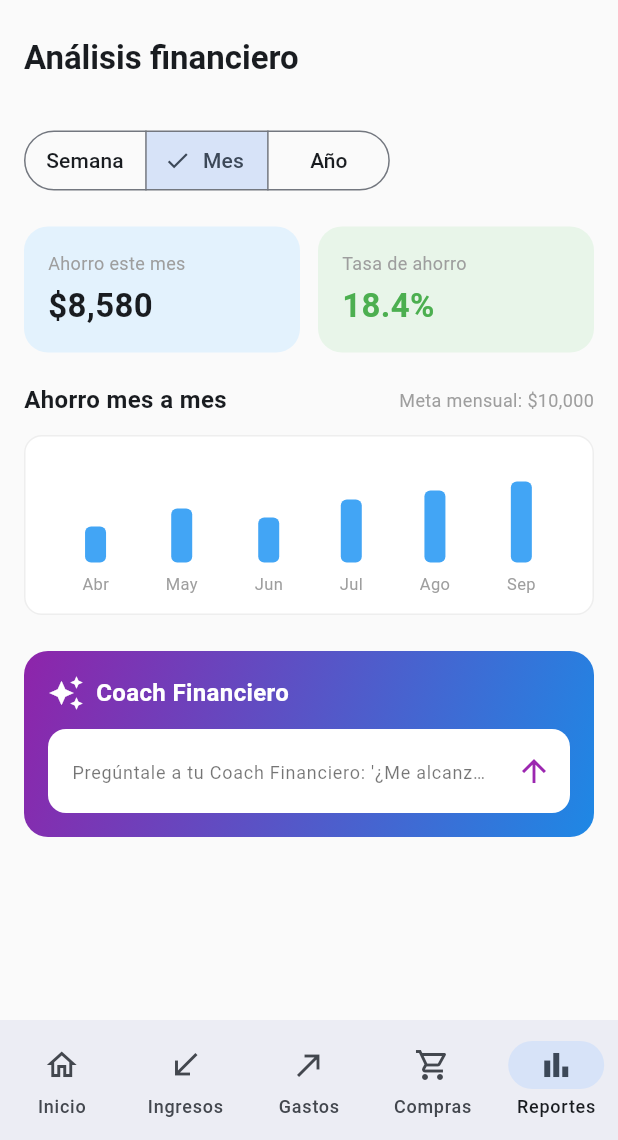
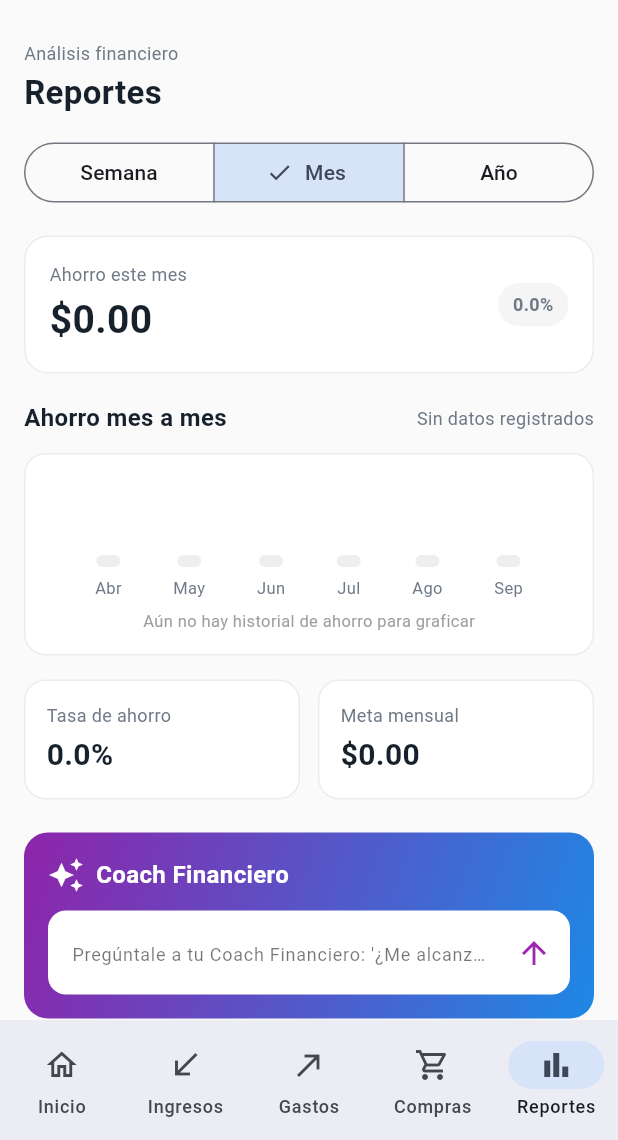
Before and after one commit to Luis-Reyes-Solarte/proyecto_rxgen_swcart, a Flutter app: the screen it shows after launch, item 5 of the bottom bar chosen, on a phone screen of 412 x 824 dp, the part 96-1236 px from its top. Run offline on Flutter 3.47's test engine with Material 3 defaults, Android fonts, the phone set to English and light mode, and no system bars.

Commit message:
feat(reports): changing reports screen

```diff
--- a/lib/screens/reports_screen.dart
+++ b/lib/screens/reports_screen.dart
@@ -1,51 +1,192 @@
 import 'package:flutter/material.dart';
 
-class ReportsScreen extends StatelessWidget {
+class ReportsScreen extends StatefulWidget {
   const ReportsScreen({super.key});
 
   @override
+  State<ReportsScreen> createState() => _ReportsScreenState();
+}
+
+class _ReportsScreenState extends State<ReportsScreen> {
+  int _selectedPeriod = 1; // 0: Semana, 1: Mes, 2: Año
+
+  @override
   Widget build(BuildContext context) {
-    return Scaffold(
-      backgroundColor: Colors.grey[50],
-      appBar: AppBar(
-        title: const Text('Análisis financiero', style: TextStyle(fontWeight: FontWeight.bold)),
-        backgroundColor: Colors.transparent,
-        elevation: 0,
-      ),
-      body: SafeArea(
-        child: SingleChildScrollView(
+    return SingleChildScrollView(
       padding: const EdgeInsets.all(16.0),
       child: Column(
         crossAxisAlignment: CrossAxisAlignment.start,
         children: [
+          const Text(
+            'Análisis financiero',
+            style: TextStyle(fontSize: 12, color: Color(0xFF6F7A86)),
+          ),
+          const SizedBox(height: 2),
+          const Text(
+            'Reportes',
+            style: TextStyle(
+              fontSize: 22,
+              fontWeight: FontWeight.bold,
+              color: Color(0xFF17212B),
+            ),
+          ),
+          const SizedBox(height: 14),
+
           // Selector de temporalidad
-              SegmentedButton<int>(
+          SizedBox(
+            width: double.infinity,
+            child: SegmentedButton<int>(
               segments: const [
                 ButtonSegment(value: 0, label: Text('Semana')),
                 ButtonSegment(value: 1, label: Text('Mes')),
                 ButtonSegment(value: 2, label: Text('Año')),
               ],
-                selected: const {1},
-                onSelectionChanged: (set) {},
+              selected: {_selectedPeriod},
+              onSelectionChanged: (set) {
+                setState(() => _selectedPeriod = set.first);
+              },
             ),
-              const SizedBox(height: 20),
+          ),
+          const SizedBox(height: 18),
 
-              // Tarjetas de métricas de ahorro
+          // Tarjeta principal: Ahorro este mes ($0.00)
+          Container(
+            width: double.infinity,
+            padding: const EdgeInsets.all(16),
+            decoration: BoxDecoration(
+              color: Colors.white,
+              borderRadius: BorderRadius.circular(16),
+              border: Border.all(color: const Color(0xFFE9EDF1)),
+            ),
+            child: Row(
+              mainAxisAlignment: MainAxisAlignment.spaceBetween,
+              children: [
+                Column(
+                  crossAxisAlignment: CrossAxisAlignment.start,
+                  children: const [
+                    Text(
+                      'Ahorro este mes',
+                      style: TextStyle(color: Color(0xFF6F7A86), fontSize: 12),
+                    ),
+                    SizedBox(height: 4),
+                    Text(
+                      '\$0.00',
+                      style: TextStyle(
+                        fontSize: 26,
+                        fontWeight: FontWeight.bold,
+                        color: Color(0xFF17212B),
+                      ),
+                    ),
+                  ],
+                ),
+                Container(
+                  padding: const EdgeInsets.symmetric(
+                    horizontal: 10,
+                    vertical: 6,
+                  ),
+                  decoration: BoxDecoration(
+                    color: Colors.grey.shade100,
+                    borderRadius: BorderRadius.circular(20),
+                  ),
+                  child: const Text(
+                    '0.0%',
+                    style: TextStyle(
+                      fontSize: 12,
+                      fontWeight: FontWeight.bold,
+                      color: Color(0xFF6F7A86),
+                    ),
+                  ),
+                ),
+              ],
+            ),
+          ),
+          const SizedBox(height: 18),
+
+          // Histórico / Meta en estado vacío
+          Row(
+            mainAxisAlignment: MainAxisAlignment.spaceBetween,
+            children: const [
+              Text(
+                'Ahorro mes a mes',
+                style: TextStyle(
+                  fontWeight: FontWeight.bold,
+                  fontSize: 16,
+                  color: Color(0xFF17212B),
+                ),
+              ),
+              Text(
+                'Sin datos registrados',
+                style: TextStyle(color: Color(0xFF6F7A86), fontSize: 12),
+              ),
+            ],
+          ),
+          const SizedBox(height: 12),
+
+          // Gráfica mes a mes sin datos (barras base neutras)
+          Container(
+            height: 135,
+            padding: const EdgeInsets.symmetric(vertical: 14, horizontal: 12),
+            decoration: BoxDecoration(
+              color: Colors.white,
+              borderRadius: BorderRadius.circular(14),
+              border: Border.all(color: const Color(0xFFE9EDF1)),
+            ),
+            child: Column(
+              children: [
+                Expanded(
+                  child: Row(
+                    mainAxisAlignment: MainAxisAlignment.spaceEvenly,
+                    crossAxisAlignment: CrossAxisAlignment.end,
+                    children: [
+                      _buildEmptyBar('Abr'),
+                      _buildEmptyBar('May'),
+                      _buildEmptyBar('Jun'),
+                      _buildEmptyBar('Jul'),
+                      _buildEmptyBar('Ago'),
+                      _buildEmptyBar('Sep'),
+                    ],
+                  ),
+                ),
+                const SizedBox(height: 6),
+                Text(
+                  'Aún no hay historial de ahorro para graficar',
+                  style: TextStyle(fontSize: 11, color: Colors.grey.shade500),
+                ),
+              ],
+            ),
+          ),
+          const SizedBox(height: 16),
+
+          // Tarjetas inferiores: Tasa de ahorro y Meta mensual (Figma pág. 4)
           Row(
             children: [
               Expanded(
                 child: Container(
-                      padding: const EdgeInsets.all(16),
+                  padding: const EdgeInsets.all(14),
                   decoration: BoxDecoration(
-                        color: Colors.blue.shade50,
-                        borderRadius: BorderRadius.circular(16),
+                    color: Colors.white,
+                    borderRadius: BorderRadius.circular(14),
+                    border: Border.all(color: const Color(0xFFE9EDF1)),
                   ),
                   child: const Column(
                     crossAxisAlignment: CrossAxisAlignment.start,
                     children: [
-                          Text('Ahorro este mes', style: TextStyle(color: Colors.grey, fontSize: 12)),
+                      Text(
+                        'Tasa de ahorro',
+                        style: TextStyle(
+                          color: Color(0xFF6F7A86),
+                          fontSize: 12,
+                        ),
+                      ),
                       SizedBox(height: 4),
-                          Text('\$8,580', style: TextStyle(fontSize: 22, fontWeight: FontWeight.bold)),
+                      Text(
+                        '0.0%',
+                        style: TextStyle(
+                          fontSize: 20,
+                          fontWeight: FontWeight.bold,
+                          color: Color(0xFF17212B),
+                        ),
+                      ),
                     ],
                   ),
                 ),
@@ -53,64 +194,43 @@ class ReportsScreen extends StatelessWidget {
               const SizedBox(width: 12),
               Expanded(
                 child: Container(
-                      padding: const EdgeInsets.all(16),
+                  padding: const EdgeInsets.all(14),
                   decoration: BoxDecoration(
-                        color: Colors.green.shade50,
-                        borderRadius: BorderRadius.circular(16),
+                    color: Colors.white,
+                    borderRadius: BorderRadius.circular(14),
+                    border: Border.all(color: const Color(0xFFE9EDF1)),
                   ),
                   child: const Column(
                     crossAxisAlignment: CrossAxisAlignment.start,
                     children: [
-                          Text('Tasa de ahorro', style: TextStyle(color: Colors.grey, fontSize: 12)),
+                      Text(
+                        'Meta mensual',
+                        style: TextStyle(
+                          color: Color(0xFF6F7A86),
+                          fontSize: 12,
+                        ),
+                      ),
                       SizedBox(height: 4),
-                          Text('18.4%', style: TextStyle(fontSize: 22, fontWeight: FontWeight.bold, color: Colors.green)),
+                      Text(
+                        '\$0.00',
+                        style: TextStyle(
+                          fontSize: 20,
+                          fontWeight: FontWeight.bold,
+                          color: Color(0xFF17212B),
+                        ),
+                      ),
                     ],
                   ),
                 ),
               ),
             ],
           ),
-              const SizedBox(height: 20),
 
-              // Histórico / Meta
-              Row(
-                mainAxisAlignment: MainAxisAlignment.spaceBetween,
-                children: const [
-                  Text('Ahorro mes a mes', style: TextStyle(fontWeight: FontWeight.bold, fontSize: 16)),
-                  Text('Meta mensual: \$10,000', style: TextStyle(color: Colors.grey, fontSize: 12)),
-                ],
-              ),
-              const SizedBox(height: 12),
-
-              // Simulación gráfica mes a mes
-              Container(
-                height: 120,
-                padding: const EdgeInsets.symmetric(vertical: 12),
-                decoration: BoxDecoration(
-                  color: Colors.white,
-                  borderRadius: BorderRadius.circular(12),
-                  border: Border.all(color: Colors.grey.shade200),
-                ),
-                child: Row(
-                  mainAxisAlignment: MainAxisAlignment.spaceEvenly,
-                  crossAxisAlignment: CrossAxisAlignment.end,
-                  children: [
-                    _buildBar('Abr', 0.4),
-                    _buildBar('May', 0.6),
-                    _buildBar('Jun', 0.5),
-                    _buildBar('Jul', 0.7),
-                    _buildBar('Ago', 0.8),
-                    _buildBar('Sep', 0.9),
-                  ],
-                ),
-              ),
-
-              const SizedBox(height: 24),
+          const SizedBox(height: 22),
 
           // ===============================================================
           // TODO: [ESPACIO RESERVADO PARA IA]
           // Coach Financiero Interactivo (LLM Chat Integration)
-              // Aquí se conecta el input y la API del modelo de IA generativa.
           Container(
             padding: const EdgeInsets.all(16),
             decoration: BoxDecoration(
@@ -130,20 +250,29 @@ class ReportsScreen extends StatelessWidget {
                     SizedBox(width: 8),
                     Text(
                       'Coach Financiero',
-                          style: TextStyle(color: Colors.white, fontWeight: FontWeight.bold, fontSize: 16),
+                      style: TextStyle(
+                        color: Colors.white,
+                        fontWeight: FontWeight.bold,
+                        fontSize: 16,
+                      ),
                     ),
                   ],
                 ),
                 const SizedBox(height: 12),
                 TextField(
                   decoration: InputDecoration(
-                        // PREMPT BASE / SUGERENCIA PARA EL USUARIO
                     hintText: "Pregúntale a tu Coach Financiero: '¿Me alcanza para comprar unos tenis hoy?'",
-                        hintStyle: const TextStyle(fontSize: 12, color: Colors.black54),
+                    hintStyle: const TextStyle(
+                      fontSize: 12,
+                      color: Colors.black54,
+                    ),
                     filled: true,
                     fillColor: Colors.white,
                     suffixIcon: IconButton(
-                          icon: const Icon(Icons.arrow_upward, color: Colors.purple),
+                      icon: const Icon(
+                        Icons.arrow_upward,
+                        color: Colors.purple,
+                      ),
                       onPressed: () {
                         // AQUÍ SE EJECUTA LA CONSULTA A LA IA
                       },
@@ -160,25 +289,26 @@ class ReportsScreen extends StatelessWidget {
           // ===============================================================
         ],
       ),
-        ),
-      ),
     );
   }
 
-  Widget _buildBar(String label, double heightFactor) {
+  Widget _buildEmptyBar(String label) {
     return Column(
       mainAxisAlignment: MainAxisAlignment.end,
       children: [
         Container(
-          height: 60 * heightFactor,
-          width: 14,
+          height: 8,
+          width: 16,
           decoration: BoxDecoration(
-            color: Colors.blue.shade400,
+            color: Colors.grey.shade200,
             borderRadius: BorderRadius.circular(4),
           ),
         ),
         const SizedBox(height: 6),
-        Text(label, style: const TextStyle(fontSize: 11, color: Colors.grey)),
+        Text(
+          label,
+          style: const TextStyle(fontSize: 11, color: Color(0xFF6F7A86)),
+        ),
       ],
     );
   }
```
Lines whose indentation alone changed are shown as unchanged.
